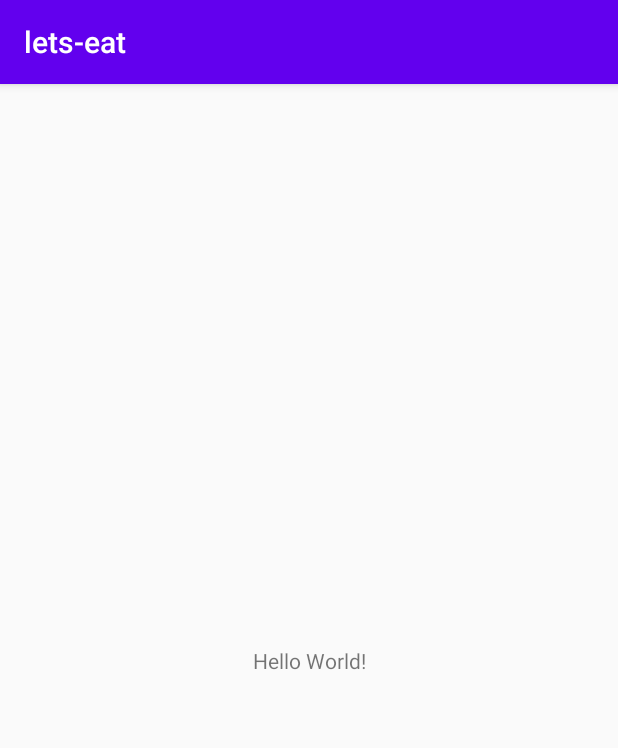
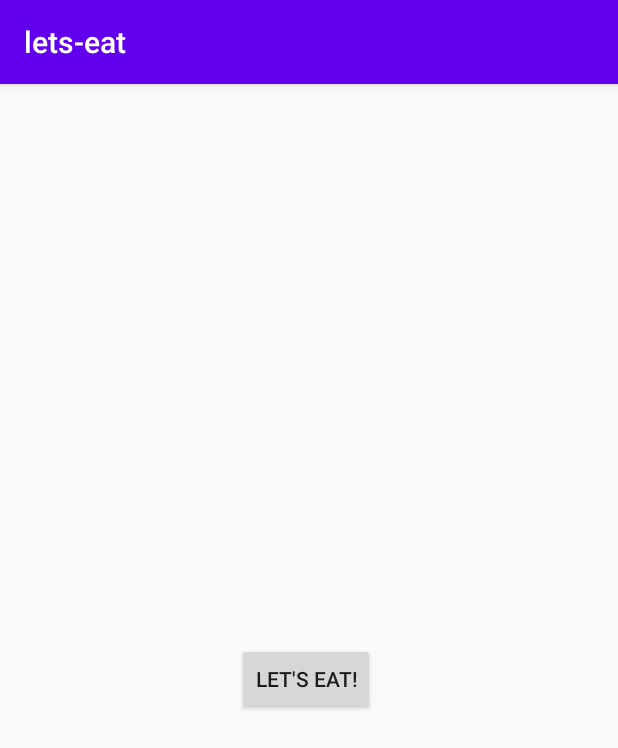
Before and after one commit to solomonheisey/Lets-Eat, an Android app: the screen it shows after launch (MainActivity), on a phone screen of 412 x 824 dp. Shown: the top 748 px of the screen. Run offline under Robolectric (Android 15) with nearby library versions, the phone set to English and light mode, and no system bars.

Commit message:
Added a let's eat button that currently does nothing

```diff
--- a/src/app/src/main/java/com/example/lets_eat/MainActivity.java
+++ b/src/app/src/main/java/com/example/lets_eat/MainActivity.java
@@ -3,12 +3,30 @@ package com.example.lets_eat;
 import androidx.appcompat.app.AppCompatActivity;
 
 import android.os.Bundle;
+import android.util.Log;
+import android.view.View;
+import android.widget.Button;
+import android.widget.Toast;
 
 public class MainActivity extends AppCompatActivity {
+    private static final String TAG = "InitialLetsEat";
 
     @Override
     protected void onCreate(Bundle savedInstanceState) {
         super.onCreate(savedInstanceState);
         setContentView(R.layout.activity_main);
+
+        Button btn = findViewById(R.id.btnLetsEat);
+        btn.setOnClickListener(new View.OnClickListener() {
+            @Override
+            public void onClick(View v) {
+                Log.i(TAG, "Let's Eat button has been pressed");
+                Toast.makeText(getApplicationContext(), "Recipe Generated!", Toast.LENGTH_SHORT)
+                        .show();
+            }
+        });
     }
+
+
+
 }
--- a/src/app/src/main/res/layout/activity_main.xml
+++ b/src/app/src/main/res/layout/activity_main.xml
@@ -6,13 +6,21 @@
     android:layout_height="match_parent"
     tools:context=".MainActivity">
 
-    <TextView
+    <Button
+        android:id="@+id/btnLetsEat"
         android:layout_width="wrap_content"
         android:layout_height="wrap_content"
-        android:text="Hello World!"
+        android:layout_marginStart="158dp"
+        android:layout_marginLeft="158dp"
+        android:layout_marginTop="336dp"
+        android:layout_marginEnd="165dp"
+        android:layout_marginRight="165dp"
+        android:layout_marginBottom="347dp"
+        android:text="Let's Eat!"
         app:layout_constraintBottom_toBottomOf="parent"
-        app:layout_constraintLeft_toLeftOf="parent"
-        app:layout_constraintRight_toRightOf="parent"
-        app:layout_constraintTop_toTopOf="parent" />
-
+        app:layout_constraintEnd_toEndOf="parent"
+        app:layout_constraintHorizontal_bias="0.0"
+        app:layout_constraintStart_toStartOf="parent"
+        app:layout_constraintTop_toTopOf="parent"
+        app:layout_constraintVertical_bias="1.0" />
 </androidx.constraintlayout.widget.ConstraintLayout>
--- a/src/app/src/main/res/values/strings.xml
+++ b/src/app/src/main/res/values/strings.xml
@@ -1,3 +1,4 @@
 <resources>
     <string name="app_name">lets-eat</string>
+    <string name="button">Button</string>
 </resources>
```
